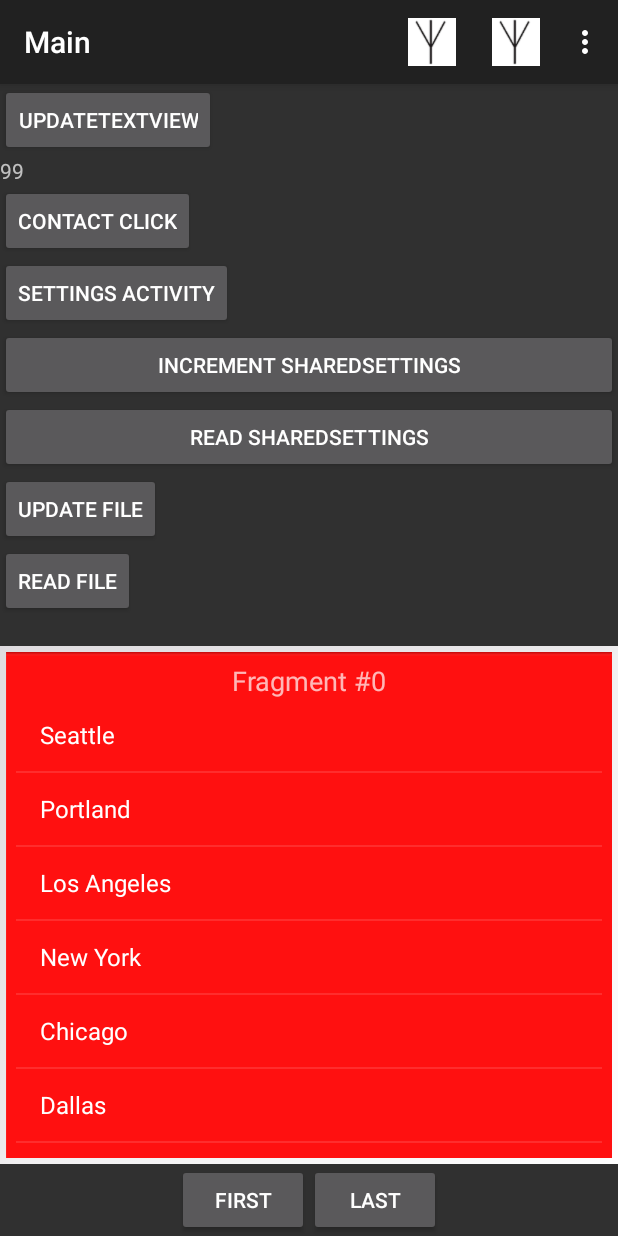
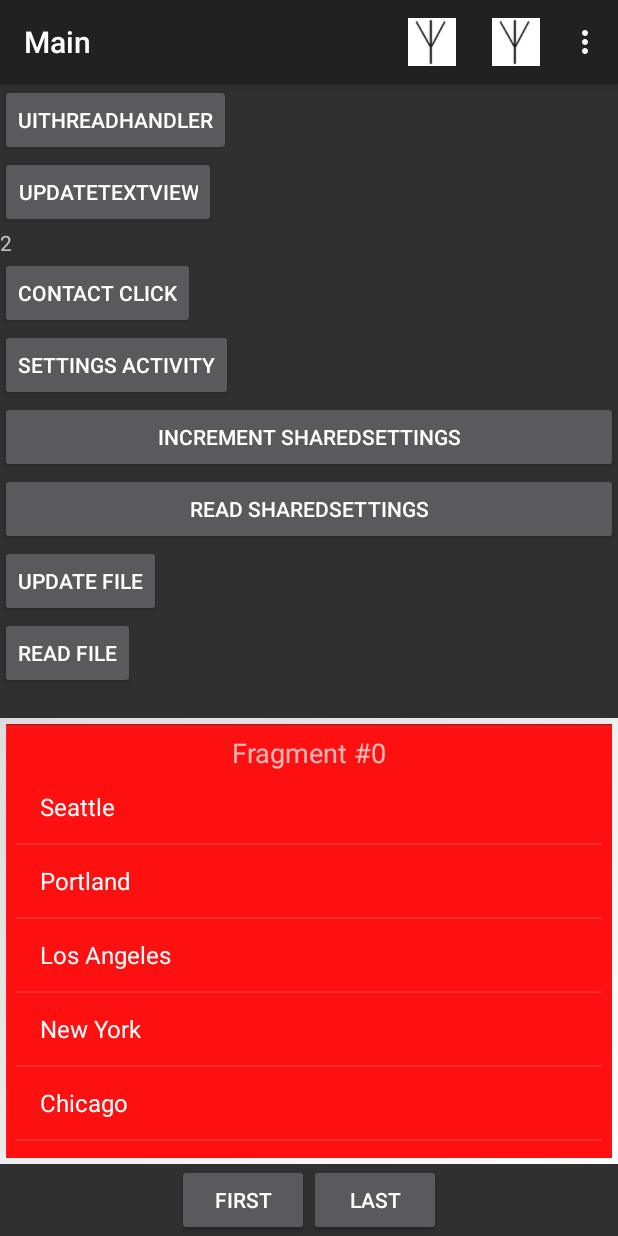
Before and after one commit to danvallejo/android-210, an Android app: the screen it shows after launch (MainActivity), after a tap on "UPDATETEXTVIEW", on a phone screen of 412 x 824 dp. Run offline under Robolectric (Android 15) with nearby library versions, the phone set to English and light mode, and no system bars; 3 other taps on this screen came first.

Commit message:
Handlers

```diff
--- a/HelloWorld/app/src/main/java/com/cstructor/helloworld/MainActivity.java
+++ b/HelloWorld/app/src/main/java/com/cstructor/helloworld/MainActivity.java
@@ -5,6 +5,7 @@ import android.content.Intent;
 import android.content.SharedPreferences;
 import android.database.Cursor;
 import android.os.Handler;
+import android.os.Message;
 import android.os.SystemClock;
 import android.provider.ContactsContract;
 import android.support.v4.app.Fragment;
@@ -83,6 +84,41 @@ public class MainActivity extends AppCompatActivity implements PopupMenu.OnMenuI
         db.deleteSession(session.SessionId);
 
         sessions = db.getSessions();
+    }
+
+    public void onUIThreadHandler(View view){
+        final TextView textView = (TextView) findViewById(R.id.uxTextView2);
+        final UIThreadHandler uiThreadHandler = new UIThreadHandler(textView);
+
+        Runnable runnable = new Runnable(){
+            @Override
+            public void run() {
+                for (int x = 0; x < 100; x++) {
+
+                    final int y = x;
+
+                    try {
+                        Thread.sleep(1000);
+                    } catch (InterruptedException e) {
+                        e.printStackTrace();
+                    }
+
+                    Log.d("main", Integer.toString(y));
+
+                    if (x % 2 == 0){
+                        Message message = new Message();
+
+                        message.arg1 = x;
+                        message.what = UIThreadHandler.MSG_PROCESS;
+
+                        //uiThreadHandler.sendEmptyMessage(UIThreadHandler.MSG_PROCESS);
+                        uiThreadHandler.sendMessage(message);
+                    }
+                }
+            }
+        };
+
+        new Thread(runnable).start();
     }
 
     public void onUpdateTextView(View view) {
--- /dev/null
+++ b/HelloWorld/app/src/main/java/com/cstructor/helloworld/UIThreadHandler.java
@@ -0,0 +1,26 @@
+package com.cstructor.helloworld;
+
+import android.os.Handler;
+import android.os.Message;
+import android.util.Log;
+import android.widget.TextView;
+
+public class UIThreadHandler extends Handler {
+    public static final int MSG_PROCESS = 1;
+    private TextView textView;
+
+    public UIThreadHandler(TextView textView){
+        this.textView = textView;
+    }
+
+    @Override
+    public void handleMessage(Message msg){
+        switch (msg.what){
+            case MSG_PROCESS:{
+                textView.setText(Integer.toString(msg.arg1));
+                Log.d("UIhreadHandler", "MSG_PROCESS");
+                break;
+            }
+        }
+    }
+}
--- a/HelloWorld/app/src/main/res/layout/activity_main.xml
+++ b/HelloWorld/app/src/main/res/layout/activity_main.xml
@@ -12,6 +12,12 @@
         android:elevation="4dp"
         android:theme="@style/ThemeOverlay.AppCompat.ActionBar"
         app:popupTheme="@style/ThemeOverlay.AppCompat.Light"/>
+
+    <Button
+        android:layout_width="wrap_content"
+        android:layout_height="wrap_content"
+        android:text="UIThreadHandler"
+        android:onClick="onUIThreadHandler"/>
 
     <Button
         android:layout_width="wrap_content"
```
